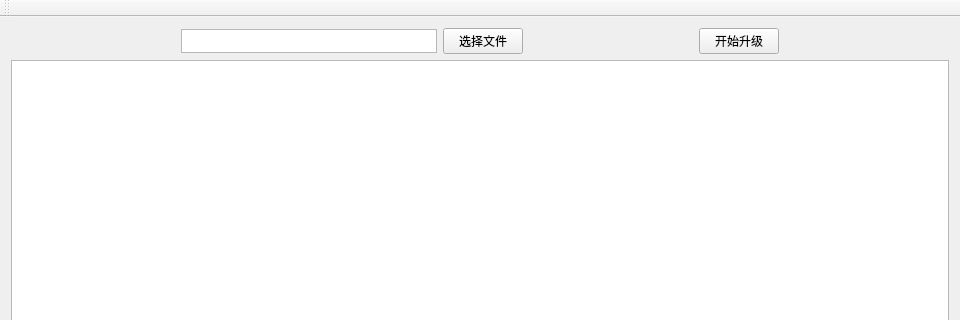
The window that mainwindow.ui (George-sudo/VideowallProcessorsUpgradeTool) describes before a commit, drawn with Qt 5; both pictures show x 0 to 960 and y 0 to 320 of the 960 by 720 pixel window.
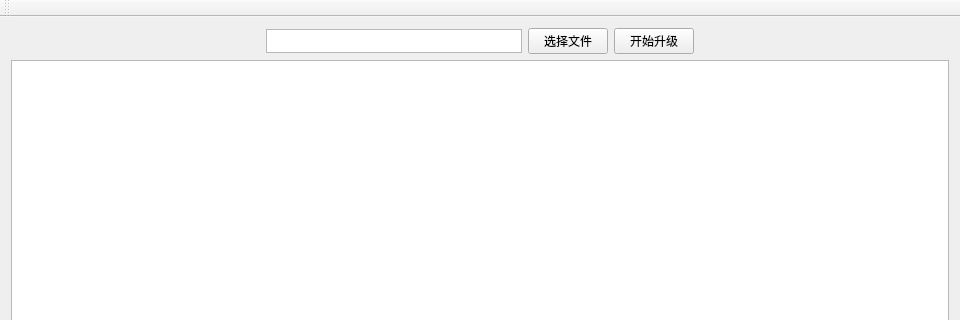
The same window after the commit.

Diff of the .ui file:
```diff
--- a/mainwindow.ui
+++ b/mainwindow.ui
@@ -62,20 +62,7 @@
          </widget>
         </item>
         <item>
-         <spacer name="horizontalSpacer">
-          <property name="orientation">
-           <enum>Qt::Horizontal</enum>
-          </property>
-          <property name="sizeHint" stdset="0">
-           <size>
-            <width>40</width>
-            <height>20</height>
-           </size>
-          </property>
-         </spacer>
-        </item>
-        <item>
-         <widget class="QPushButton" name="pushButton_2">
+         <widget class="QPushButton" name="upgradeBt">
           <property name="text">
            <string>开始升级</string>
           </property>
```
